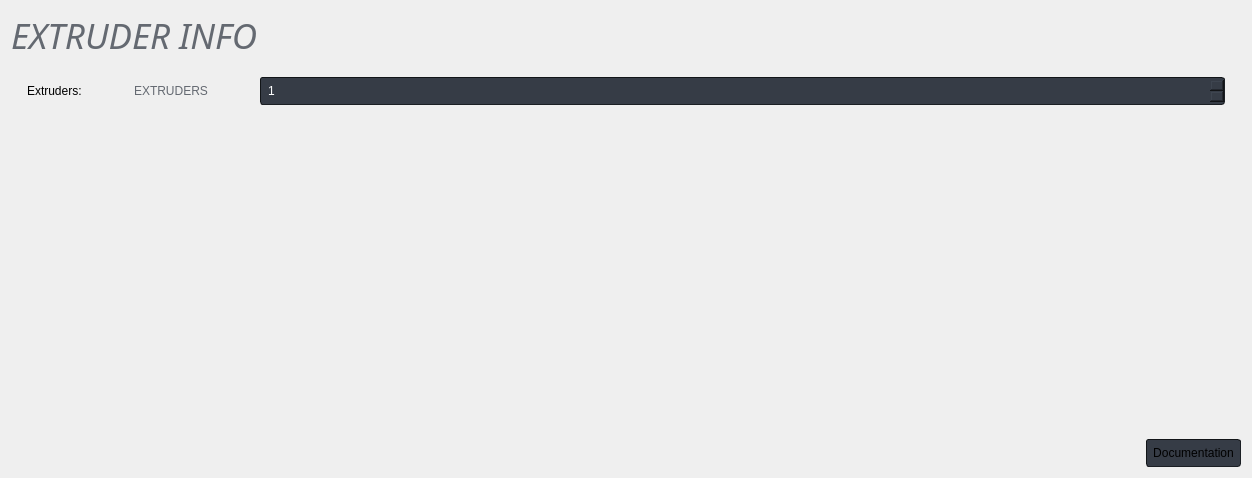
Qt form gui/ExtruderPage.ui (SimonBuxx/iloop-marlin-configurator) before a commit.
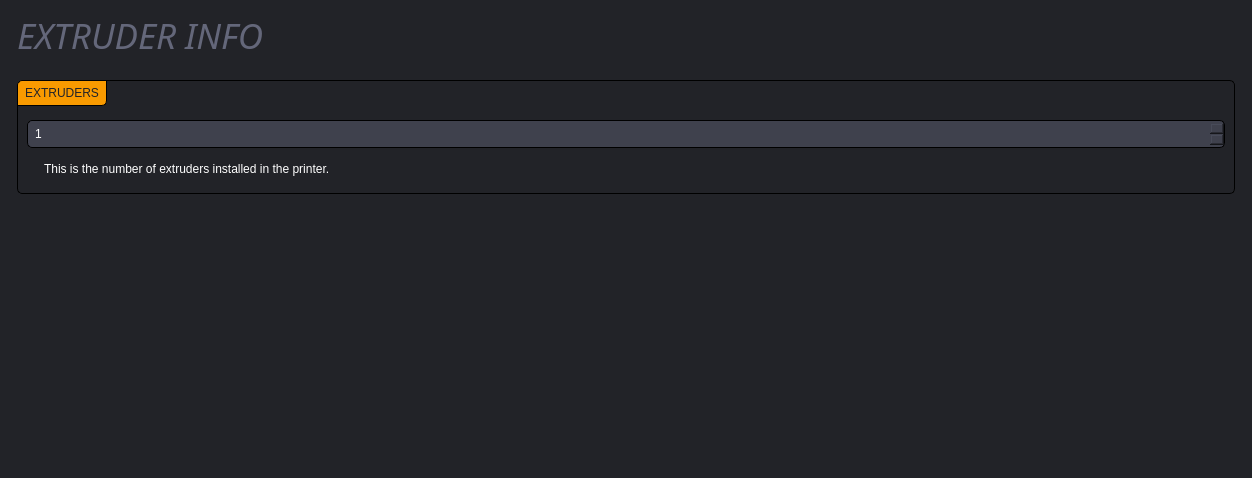
The same form after that commit. Icons and pictures are not drawn.

```diff
--- a/gui/ExtruderPage.ui
+++ b/gui/ExtruderPage.ui
@@ -20,19 +20,74 @@
    <string>Form</string>
   </property>
   <property name="styleSheet">
-   <string notr="true">QWidget {
+   <string notr="true">#ExtruderPage {
+	background: rgb(34, 35, 40);
+}
+
+QWidget {
         font-family: &quot;Source Sans Pro&quot;;
 }
 
+QLabel:!disabled {
+	color: white;
+}
+
+QGroupBox {
+	border: 1px solid black;
+	border-radius: 5px;
+	background: rgb(34, 35, 40);
+	padding-top: 30px;
+}
+
+QGroupBox::title {
+	background: rgb(249, 154, 0);
+	color: rgb(34, 35, 40);
+    padding: 5px;
+	border: 1px solid black;
+	border-top-left-radius: 5px;
+	border-bottom-right-radius: 5px;
+}
+
+QGroupBox::title:disabled {
+	background: rgb(34, 35, 40);
+	color: rgb(180, 180, 180);
+}
+
+QGroupBox:focus {
+	border: 1px solid rgb(249, 154, 0);
+}
+
+QGroupBox::title:focus {
+	border: 1px solid rgb(249, 154, 0);
+}
+
+QGroupBox::indicator {
+    width: 15px;
+    height: 15px;
+    background: rgb(34, 35, 40);
+	border-radius: 3px;
+}
+
+QGroupBox::indicator:disabled {
+    width: 15px;
+    height: 15px;
+    background: rgb(26, 26, 30);
+}
+
+QGroupBox::indicator:checked {
+        image: url(&quot;://check_FILL0_wght400_GRAD0_opsz20.svg&quot;);
+}
+
 QCheckBox {
-        padding: 5px;
-       	background: rgb(54, 60, 70);
-    	border: 1px inset rgb(18, 21, 24);
-        border-radius: 3px;
+    padding: 5px;
+	color: white;
+    background: rgb(63, 65, 77);
+    border: 1px solid black;
+    border-radius: 5px;
 }
 
 QCheckBox:disabled {
-	background: rgb(38, 43, 50);
+	background: rgb(34, 35, 40);
 	color: rgb(180, 180, 180);
 }
 
@@ -47,13 +102,14 @@
 QCheckBox::indicator {
     width: 15px;
     height: 15px;
-    background: rgb(33, 37, 43);
+    background: rgb(34, 35, 40);
+	border-radius: 3px;
 }
 
 QCheckBox::indicator:disabled {
     width: 15px;
     height: 15px;
-    background: rgb(33, 37, 43);
+    background: rgb(26, 26, 30);
 }
 
 QCheckBox::indicator:checked {
@@ -61,40 +117,32 @@
 }
 
 QPushButton {
-	background: rgb(54, 60, 70);
-    border: 1px inset rgb(18, 21, 24);
-	border-radius: 3px;
+	background: rgb(63, 65, 77);
+	color: white;
+    border: 1px solid black;
+	border-radius: 5px;
 	padding: 6px;
 }
 
 QPushButton:disabled {
-	background: rgb(38, 43, 50);
+	background: rgb(34, 35, 40);
 	color: rgb(180, 180, 180);
 }
 
 QPushButton:hover {
-      border: 1px solid rgb(100, 105, 113);
-}
-
-QPushButton:pressed {
-    border: 1px solid rgb(100, 105, 113);
-	background: rgb(38, 43, 50);
-}
-
-QPushButton:focus {
-	border: 1px solid rgb(76, 157, 255);
+	  background: rgb(75, 77, 91);
 }
 
 QComboBox {
 	color: white;
-    background: rgb(54, 60, 70);
-    border: 1px inset rgb(18, 21, 24);
-	border-radius: 3px;
+    background: rgb(63, 65, 77);
+    border: 1px solid black;
+	border-radius: 5px;
 	padding: 5px;
 }
 
 QComboBox::disabled {
-	background: rgb(38, 43, 50);
+	background: rgb(34, 35, 40);
 	color: rgb(180, 180, 180);
 }
 
@@ -119,14 +167,14 @@
 
 QLineEdit {
 	color: white;
-    background: rgb(54, 60, 70);
-    border: 1px inset rgb(18, 21, 24);
-	border-radius: 3px;
+    background: rgb(63, 65, 77);
+    border: 1px solid black;
+	border-radius: 5px;
 	padding: 5px;
 }
 
 QLineEdit:disabled {
-	background: rgb(38, 43, 50);
+	background: rgb(34, 35, 40);
 	color: rgb(180, 180, 180);
 }
 
@@ -144,14 +192,14 @@
 
 QAbstractSpinBox {
 	color: white;
-    background: rgb(54, 60, 70);
-    border: 1px inset rgb(18, 21, 24);
-	border-radius: 3px;
+    background: rgb(63, 65, 77);
+    border: 1px solid black;
+	border-radius: 5px;
 	padding: 5px;
 }
 
 QAbstractSpinBox:disabled {
-	background: rgb(38, 43, 50);
+	background: rgb(34, 35, 40);
 	color: rgb(180, 180, 180);
 }
 
@@ -187,80 +235,115 @@
                 image: url(&quot;:/arrow_drop_down_FILL0_wght400_GRAD0_opsz20.svg&quot;);
 }</string>
   </property>
-  <layout class="QGridLayout" name="gridLayout" columnstretch="0,0,0,0,0,0,1,0">
-   <item row="3" column="4">
-    <spacer name="horizontalSpacer_2">
-     <property name="orientation">
-      <enum>Qt::Horizontal</enum>
-     </property>
-     <property name="sizeType">
-      <enum>QSizePolicy::Fixed</enum>
-     </property>
-     <property name="sizeHint" stdset="0">
-      <size>
-       <width>40</width>
-       <height>20</height>
-      </size>
-     </property>
-    </spacer>
-   </item>
-   <item row="3" column="7">
-    <spacer name="horizontalSpacer_4">
-     <property name="orientation">
-      <enum>Qt::Horizontal</enum>
-     </property>
-     <property name="sizeType">
-      <enum>QSizePolicy::Fixed</enum>
-     </property>
-     <property name="sizeHint" stdset="0">
-      <size>
-       <width>10</width>
-       <height>20</height>
-      </size>
-     </property>
-    </spacer>
-   </item>
-   <item row="8" column="6" colspan="2" alignment="Qt::AlignRight">
-    <widget class="QPushButton" name="uDocumentationButton">
-     <property name="text">
-      <string>Documentation</string>
-     </property>
-     <property name="icon">
-      <iconset resource="../resources/resources.qrc">
-       <normaloff>:/open_in_new_FILL0_wght100_GRAD0_opsz20.svg</normaloff>:/open_in_new_FILL0_wght100_GRAD0_opsz20.svg</iconset>
-     </property>
-     <property name="iconSize">
-      <size>
-       <width>20</width>
-       <height>20</height>
-      </size>
-     </property>
-    </widget>
-   </item>
-   <item row="0" column="0" colspan="8">
-    <widget class="QLabel" name="label_5">
-     <property name="font">
-      <font>
-       <family>Source Sans Pro Light</family>
-       <pointsize>-1</pointsize>
-       <italic>true</italic>
-      </font>
-     </property>
-     <property name="styleSheet">
-      <string notr="true">QLabel {
-	color: rgb(100, 105, 113);
+  <layout class="QGridLayout" name="gridLayout" columnstretch="0,0,0,0">
+   <property name="leftMargin">
+    <number>17</number>
+   </property>
+   <property name="rightMargin">
+    <number>17</number>
+   </property>
+   <property name="spacing">
+    <number>10</number>
+   </property>
+   <item row="0" column="0">
+    <widget class="QWidget" name="widget" native="true">
+     <layout class="QGridLayout" name="gridLayout_3">
+      <property name="leftMargin">
+       <number>0</number>
+      </property>
+      <property name="topMargin">
+       <number>0</number>
+      </property>
+      <property name="rightMargin">
+       <number>0</number>
+      </property>
+      <property name="bottomMargin">
+       <number>0</number>
+      </property>
+      <property name="horizontalSpacing">
+       <number>10</number>
+      </property>
+      <property name="verticalSpacing">
+       <number>5</number>
+      </property>
+      <item row="0" column="0">
+       <widget class="QLabel" name="label_5">
+        <property name="sizePolicy">
+         <sizepolicy hsizetype="Fixed" vsizetype="Preferred">
+          <horstretch>0</horstretch>
+          <verstretch>0</verstretch>
+         </sizepolicy>
+        </property>
+        <property name="font">
+         <font>
+          <family>Source Sans Pro Light</family>
+          <pointsize>-1</pointsize>
+          <italic>true</italic>
+         </font>
+        </property>
+        <property name="styleSheet">
+         <string notr="true">QLabel {
+	color: rgb(100, 103, 122);
 	font-size: 35px;
 	font-family: &quot;Source Sans Pro Light&quot;;
 	font-style: italic;
 }
 </string>
-     </property>
-     <property name="text">
-      <string>EXTRUDER INFO</string>
-     </property>
+        </property>
+        <property name="text">
+         <string>EXTRUDER INFO</string>
+        </property>
+       </widget>
+      </item>
+      <item row="0" column="1">
+       <widget class="QPushButton" name="uDocumentationButton">
+        <property name="sizePolicy">
+         <sizepolicy hsizetype="Fixed" vsizetype="Fixed">
+          <horstretch>0</horstretch>
+          <verstretch>0</verstretch>
+         </sizepolicy>
+        </property>
+        <property name="toolTip">
+         <string>Open Extruder Info documentation</string>
+        </property>
+        <property name="styleSheet">
+         <string notr="true">QPushButton {
+	background: none;
+	border: none;
+}</string>
+        </property>
+        <property name="text">
+         <string/>
+        </property>
+        <property name="icon">
+         <iconset resource="../resources/resources.qrc">
+          <normaloff>:/open_in_new_FILL0_wght100_GRAD0_opsz20.svg</normaloff>:/open_in_new_FILL0_wght100_GRAD0_opsz20.svg</iconset>
+        </property>
+        <property name="iconSize">
+         <size>
+          <width>20</width>
+          <height>20</height>
+         </size>
+        </property>
+       </widget>
+      </item>
+      <item row="0" column="2">
+       <spacer name="horizontalSpacer">
+        <property name="orientation">
+         <enum>Qt::Horizontal</enum>
+        </property>
+        <property name="sizeHint" stdset="0">
+         <size>
+          <width>40</width>
+          <height>20</height>
+         </size>
+        </property>
+       </spacer>
+      </item>
+     </layout>
     </widget>
    </item>
-   <item row="2" column="0" colspan="8">
+   <item row="2" column="0" colspan="4">
     <spacer name="verticalSpacer_2">
      <property name="orientation">
       <enum>Qt::Vertical</enum>
@@ -276,100 +359,88 @@
      </property>
     </spacer>
    </item>
-   <item row="3" column="1">
-    <widget class="QLabel" name="label_4">
-     <property name="sizePolicy">
-      <sizepolicy hsizetype="Fixed" vsizetype="Preferred">
-       <horstretch>0</horstretch>
-       <verstretch>0</verstretch>
-      </sizepolicy>
+   <item row="3" column="0" colspan="4">
+    <widget class="QGroupBox" name="groupBox">
+     <property name="focusPolicy">
+      <enum>Qt::StrongFocus</enum>
      </property>
-     <property name="text">
-      <string>Extruders:</string>
-     </property>
-    </widget>
-   </item>
-   <item row="3" column="3">
-    <widget class="QLabel" name="label">
-     <property name="sizePolicy">
-      <sizepolicy hsizetype="Fixed" vsizetype="Preferred">
-       <horstretch>0</horstretch>
-       <verstretch>0</verstretch>
-      </sizepolicy>
-     </property>
-     <property name="styleSheet">
-      <string notr="true">QLabel {
-	min-height: 24px;
-	color: rgb(100, 105, 113);
-}
-</string>
-     </property>
-     <property name="text">
+     <property name="title">
       <string>EXTRUDERS</string>
      </property>
+     <layout class="QGridLayout" name="gridLayout_2">
+      <property name="horizontalSpacing">
+       <number>10</number>
+      </property>
+      <item row="1" column="1">
+       <widget class="QLabel" name="label">
+        <property name="minimumSize">
+         <size>
+          <width>0</width>
+          <height>30</height>
+         </size>
+        </property>
+        <property name="text">
+         <string>This is the number of extruders installed in the printer.</string>
+        </property>
+        <property name="wordWrap">
+         <bool>true</bool>
+        </property>
+       </widget>
+      </item>
+      <item row="1" column="0">
+       <widget class="QLabel" name="label_2">
+        <property name="sizePolicy">
+         <sizepolicy hsizetype="Fixed" vsizetype="Preferred">
+          <horstretch>0</horstretch>
+          <verstretch>0</verstretch>
+         </sizepolicy>
+        </property>
+        <property name="minimumSize">
+         <size>
+          <width>0</width>
+          <height>30</height>
+         </size>
+        </property>
+        <property name="text">
+         <string/>
+        </property>
+        <property name="pixmap">
+         <pixmap resource="../resources/resources.qrc">:/info_FILL0_wght100_GRAD0_opsz20.svg</pixmap>
+        </property>
+       </widget>
+      </item>
+      <item row="0" column="0" colspan="2">
+       <widget class="QSpinBox" name="uExtrudersBox">
+        <property name="sizePolicy">
+         <sizepolicy hsizetype="Expanding" vsizetype="Fixed">
+          <horstretch>0</horstretch>
+          <verstretch>0</verstretch>
+         </sizepolicy>
+        </property>
+        <property name="minimum">
+         <number>1</number>
+        </property>
+        <property name="maximum">
+         <number>6</number>
+        </property>
+       </widget>
+      </item>
+     </layout>
     </widget>
    </item>
-   <item row="7" column="1" colspan="7">
+   <item row="7" column="0" colspan="4">
     <spacer name="verticalSpacer">
      <property name="orientation">
       <enum>Qt::Vertical</enum>
      </property>
      <property name="sizeHint" stdset="0">
       <size>
-       <width>20</width>
-       <height>40</height>
+       <width>0</width>
+       <height>0</height>
       </size>
      </property>
     </spacer>
    </item>
-   <item row="3" column="2">
-    <spacer name="horizontalSpacer">
-     <property name="orientation">
-      <enum>Qt::Horizontal</enum>
-     </property>
-     <property name="sizeType">
-      <enum>QSizePolicy::Fixed</enum>
-     </property>
-     <property name="sizeHint" stdset="0">
-      <size>
-       <width>40</width>
-       <height>20</height>
-      </size>
-     </property>
-    </spacer>
-   </item>
-   <item row="3" column="0">
-    <spacer name="horizontalSpacer_3">
-     <property name="orientation">
-      <enum>Qt::Horizontal</enum>
-     </property>
-     <property name="sizeType">
-      <enum>QSizePolicy::Fixed</enum>
-     </property>
-     <property name="sizeHint" stdset="0">
-      <size>
-       <width>10</width>
-       <height>20</height>
-      </size>
-     </property>
-    </spacer>
-   </item>
-   <item row="3" column="5" colspan="2">
-    <widget class="QSpinBox" name="uExtrudersBox">
-     <property name="sizePolicy">
-      <sizepolicy hsizetype="Expanding" vsizetype="Fixed">
-       <horstretch>0</horstretch>
-       <verstretch>0</verstretch>
-      </sizepolicy>
-     </property>
-     <property name="minimum">
-      <number>1</number>
-     </property>
-     <property name="maximum">
-      <number>6</number>
-     </property>
-    </widget>
-   </item>
   </layout>
  </widget>
  <resources>
```
Left out of the diff: 16 changed lines with no effect on the pictures.
